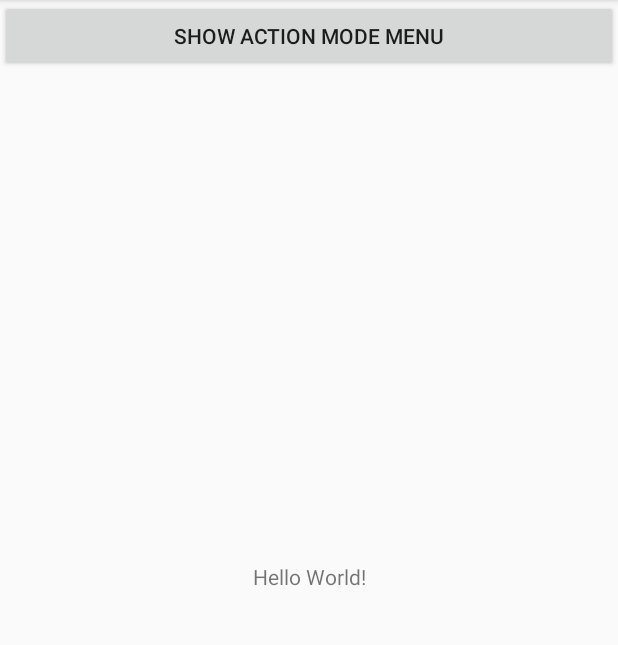
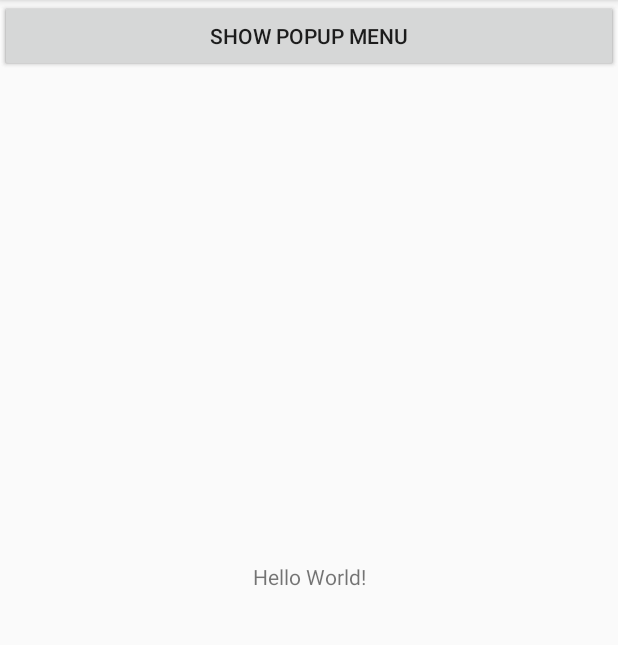
Before and after one commit to joabk/Menus, an Android app: the screen it shows after launch (MainActivity), on a phone screen of 412 x 824 dp, the part 84-729 px from its top. Run offline under Robolectric (Android 15) with nearby library versions, the phone set to English and light mode, and no system bars.

Commit message:
Added popup menu - linked to a button

```diff
--- a/app/src/main/res/layout/activity_main.xml
+++ b/app/src/main/res/layout/activity_main.xml
@@ -23,6 +23,14 @@
         android:layout_width="match_parent"
         android:layout_height="wrap_content" />
 
+    <Button
+        android:id="@+id/btnAPopupMenu"
+        android:text="Show Popup Menu"
+        android:onClick="showPopupMenu"
+        android:padding="10dp"
+        android:layout_width="match_parent"
+        android:layout_height="wrap_content" />
+
 <!--    <Button-->
 <!--        android:id="@+id/button"-->
 <!--        android:layout_width="wrap_content"-->
--- /dev/null
+++ b/app/src/main/res/menu/popup_menu.xml
@@ -0,0 +1,9 @@
+<?xml version="1.0" encoding="utf-8"?>
+<menu xmlns:android="http://schemas.android.com/apk/res/android">
+    <item android:id="@+id/popupMenu1"
+        android:title="PopupMenu1" />
+    <item android:id="@+id/popupMenu2"
+        android:title="PopupMenu2" />
+    <item android:id="@+id/popupMenu3"
+        android:title="PopupMenu3" />
+</menu>
```
Also changed, not shown: app/src/main/java/com/joabk/menus/MainActivity.java (+24 -1 lines).
